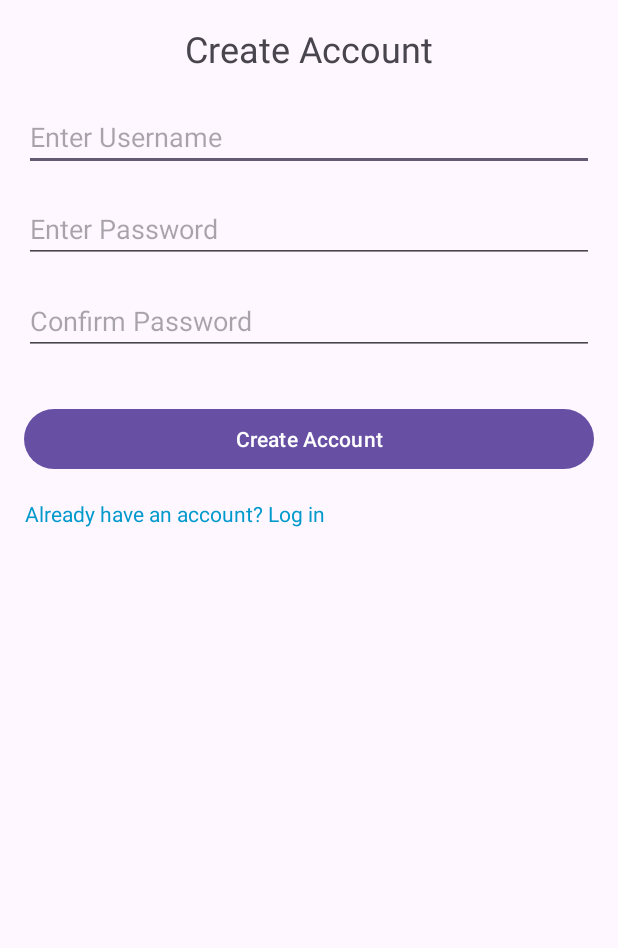
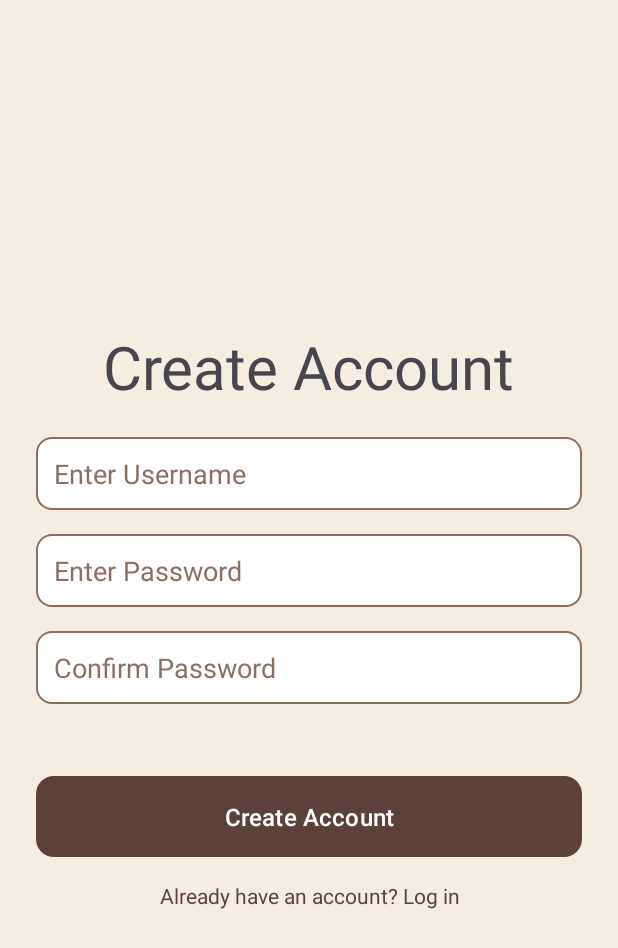
Before and after one commit to shreyash1224/Clarity, an Android app: the CreateAccountActivity screen opened directly, with no data from a screen before it, on a phone screen of 412 x 824 dp. Shown: the top 948 px of the screen. Run offline under Robolectric (Android 15) with nearby library versions, the phone set to English and light mode, and no system bars.

Commit message:
Journal Styling.

```diff
--- /dev/null
+++ b/app/src/main/res/drawable/ic_add.xml
@@ -0,0 +1,5 @@
+<vector xmlns:android="http://schemas.android.com/apk/res/android" android:height="24dp" android:tint="#FFFFFF" android:viewportHeight="24" android:viewportWidth="24" android:width="24dp">
+
+    <path android:fillColor="@android:color/white" android:pathData="M19,13h-6v6h-2v-6H5v-2h6V5h2v6h6v2z"/>
+
+</vector>
--- /dev/null
+++ b/app/src/main/res/drawable/rounded_button.xml
@@ -0,0 +1,6 @@
+<shape xmlns:android="http://schemas.android.com/apk/res/android"
+    android:shape="rectangle">
+    <corners android:radius="12dp"/>
+    <solid android:color="@color/button_brown"/>
+    <padding android:left="16dp" android:right="16dp"/>
+</shape>
--- /dev/null
+++ b/app/src/main/res/drawable/rounded_button_secondary.xml
@@ -0,0 +1,6 @@
+<shape xmlns:android="http://schemas.android.com/apk/res/android"
+    android:shape="rectangle">
+    <corners android:radius="12dp"/>
+    <solid android:color="@color/button_light_brown"/>
+    <padding android:left="16dp" android:right="16dp"/>
+</shape>
--- /dev/null
+++ b/app/src/main/res/drawable/rounded_edittext.xml
@@ -0,0 +1,7 @@
+<shape xmlns:android="http://schemas.android.com/apk/res/android"
+    android:shape="rectangle">
+    <corners android:radius="10dp"/>
+    <solid android:color="@android:color/white"/>
+    <stroke android:width="1dp" android:color="@color/brown_hint"/>
+    <padding android:left="12dp" android:right="12dp"/>
+</shape>
--- a/app/src/main/res/layout/activity_create_account.xml
+++ b/app/src/main/res/layout/activity_create_account.xml
@@ -1,63 +1,73 @@
 <?xml version="1.0" encoding="utf-8"?>
 <LinearLayout xmlns:android="http://schemas.android.com/apk/res/android"
+    xmlns:app="http://schemas.android.com/apk/res-auto"
+    xmlns:tools="http://schemas.android.com/tools"
     android:id="@+id/createAccountActivity"
     android:layout_width="match_parent"
     android:layout_height="match_parent"
     android:orientation="vertical"
-    android:padding="16dp">
+    android:padding="24dp"
+    android:gravity="center"
+    android:background="@color/beige_background"
+    tools:context=".CreateAccountActivity">
 
-    <!-- Title for Create Account -->
+    <!-- Title -->
     <TextView
         android:id="@+id/tvCaaCreateAccount"
+        android:textSize="40dp"
         android:layout_width="wrap_content"
         android:layout_height="wrap_content"
         android:text="Create Account"
-        android:textSize="24sp"
         android:layout_gravity="center"
         android:paddingBottom="20dp"/>
 
     <!-- Username Input -->
     <EditText
         android:id="@+id/etCaaUsername"
+        style="@style/EditTextStyle"
         android:layout_width="match_parent"
         android:layout_height="wrap_content"
         android:hint="Enter Username"
-        android:inputType="text"/>
+        android:layout_marginBottom="16dp"/>
 
     <!-- Password Input -->
     <EditText
         android:id="@+id/etCaaPassword"
+        style="@style/EditTextStyle"
         android:layout_width="match_parent"
         android:layout_height="wrap_content"
         android:hint="Enter Password"
-        android:inputType="textPassword"
-        android:layout_marginTop="16dp"/>
+        android:layout_marginBottom="16dp"/>
 
     <!-- Confirm Password Input -->
     <EditText
         android:id="@+id/etCaaConfirmPassword"
+        style="@style/EditTextStyle"
         android:layout_width="match_parent"
         android:layout_height="wrap_content"
         android:hint="Confirm Password"
-        android:inputType="textPassword"
-        android:layout_marginTop="16dp"/>
+        android:layout_marginBottom="16dp"/>
 
     <!-- Create Account Button -->
     <Button
+        android:id="@+id/bCaaCreateAccount"
+        style="@style/ButtonStyle"
         android:layout_width="match_parent"
         android:layout_height="wrap_content"
         android:text="Create Account"
-        android:layout_marginTop="32dp"
-        android:onClick="onCreateAccountClicked"/>
+        android:onClick="onCreateAccountClicked"
+        android:layout_marginTop="32dp"/>
 
-    <!-- Back to Login Button -->
+    <!-- Back to Login -->
     <TextView
         android:id="@+id/tvCaaBackToLogin"
         android:layout_width="wrap_content"
         android:layout_height="wrap_content"
         android:text="Already have an account? Log in"
-        android:textColor="@android:color/holo_blue_dark"
+        android:textColor="@color/brown_text"
+        android:textSize="14sp"
         android:layout_marginTop="16dp"
         android:gravity="center"
         android:onClick="onBackToLoginClicked"/>
+
 </LinearLayout>
--- a/app/src/main/res/values-night/themes.xml
+++ b/app/src/main/res/values-night/themes.xml
@@ -1,7 +1,16 @@
 <resources xmlns:tools="http://schemas.android.com/tools">
-    <!-- Base application theme. -->
+    <!-- Base dark theme -->
     <style name="Base.Theme.Clarity" parent="Theme.Material3.DayNight.NoActionBar">
-        <!-- Customize your dark theme here. -->
-        <!-- <item name="colorPrimary">@color/my_dark_primary</item> -->
+        <!-- Customize dark mode colors -->
+        <item name="colorPrimary">@color/brown_toolbar</item>
+        <item name="colorPrimaryVariant">@color/brown_light</item>
+        <item name="colorOnPrimary">@color/white</item>
+
+        <item name="colorSecondary">@color/brown_fab</item>
+        <item name="colorOnSecondary">@color/white</item>
+
+        <item name="android:colorBackground">@color/brown_light</item>
+        <item name="android:textColorPrimary">@color/white</item>
+        <item name="android:statusBarColor">@color/brown_toolbar</item>
     </style>
 </resources>
--- a/app/src/main/res/values/colors.xml
+++ b/app/src/main/res/values/colors.xml
@@ -4,4 +4,19 @@
     <color name="colorAccent">#03DAC5</color>
 
 
+    <color name="beige_background">#F5EDE0</color>
+    <color name="button_brown">#8B5E3C</color>
+    <color name="button_light_brown">#A67C52</color>
+    <color name="brown_text">#5D4037</color>
+    <color name="brown_hint">#8D6E63</color>
+    <color name="error_red">#D32F2F</color>
+
+
+    <color name="brown_toolbar">#5D4037</color> <!-- Dark Brown -->
+    <color name="white">#FFFFFF</color> <!-- White -->
+    <color name="brown_light">#8D6E63</color> <!-- Lighter Brown -->
+    <color name="beige_light">#F5E1C8</color> <!-- Soft Beige -->
+    <color name="brown_fab">#795548</color> <!-- Medium Brown for FAB -->
+
+
 </resources>
--- a/app/src/main/res/values/styles.xml
+++ b/app/src/main/res/values/styles.xml
@@ -1,13 +1,36 @@
 <resources>
-    <style name="Theme.One" parent="Theme.MaterialComponents.DayNight.NoActionBar">
-        <item name="colorPrimary">@color/colorPrimary</item>
-        <item name="colorPrimaryDark">@color/colorPrimaryDark</item>
-        <item name="colorAccent">@color/colorAccent</item>
+
+    <!-- Base App Theme -->
+    <style name="Theme.JournalApp" parent="Theme.MaterialComponents.Light.NoActionBar">
+        <item name="colorPrimary">@color/button_brown</item>
+        <item name="colorPrimaryVariant">@color/button_light_brown</item>
+        <item name="colorOnPrimary">@android:color/white</item>
+        <item name="android:colorBackground">@color/beige_background</item>
+<!--        <item name="android:fontFamily">@font/roboto</item>-->
+        <item name="android:editTextStyle">@style/EditTextStyle</item>
+        <item name="android:buttonStyle">@style/ButtonStyle</item>
     </style>
 
-    <style name="Theme.One.NoActionBar" parent="Theme.MaterialComponents.DayNight.NoActionBar">
-        <item name="colorPrimary">@color/colorPrimary</item>
-        <item name="colorPrimaryDark">@color/colorPrimaryDark</item>
-        <item name="colorAccent">@color/colorAccent</item>
+    <!-- EditText Styling -->
+    <style name="EditTextStyle">
+        <item name="android:background">@drawable/rounded_edittext</item>
+        <item name="android:padding">12dp</item>
+        <item name="android:textColor">@color/brown_text</item>
+        <item name="android:textColorHint">@color/brown_hint</item>
     </style>
+
+    <!-- Button Styling -->
+    <style name="ButtonStyle">
+        <item name="android:background">@drawable/rounded_button</item>
+        <item name="android:textColor">@android:color/white</item>
+        <item name="android:padding">12dp</item>
+        <item name="android:textSize">16sp</item>
+    </style>
+
+    <!-- Secondary Button (e.g., Create Account) -->
+    <style name="ButtonStyle.Secondary">
+        <item name="android:background">@drawable/rounded_button_secondary</item>
+        <item name="android:textColor">@android:color/white</item>
+    </style>
+
 </resources>
--- a/app/src/main/res/values/themes.xml
+++ b/app/src/main/res/values/themes.xml
@@ -1,8 +1,17 @@
 <resources xmlns:tools="http://schemas.android.com/tools">
-    <!-- Base application theme. -->
+    <!-- Base application theme -->
     <style name="Base.Theme.Clarity" parent="Theme.Material3.DayNight.NoActionBar">
-        <!-- Customize your light theme here. -->
-        <!-- <item name="colorPrimary">@color/my_light_primary</item> -->
+        <!-- Customize your light theme -->
+        <item name="colorPrimary">@color/brown_toolbar</item>
+        <item name="colorPrimaryVariant">@color/brown_light</item>
+        <item name="colorOnPrimary">@color/white</item>
+
+        <item name="colorSecondary">@color/brown_fab</item>
+        <item name="colorOnSecondary">@color/white</item>
+
+        <item name="android:colorBackground">@color/beige_light</item>
+        <item name="android:textColorPrimary">@color/brown_toolbar</item>
+        <item name="android:statusBarColor">@color/brown_toolbar</item>
     </style>
 
     <style name="Theme.Clarity" parent="Base.Theme.Clarity" />
```
Also changed, not shown: app/src/main/res/layout/activity_diary_page.xml (+16 -4 lines), app/src/main/res/layout/activity_login.xml (+19 -10 lines), app/src/main/res/layout/activity_main.xml (+16 -9 lines), app/src/main/res/layout/list_item_diary_page.xml (+6 -4 lines), app/src/main/res/layout/nav_header.xml (+6 -8 lines), app/src/main/res/menu/drawer_menu.xml (+5 -2 lines).
